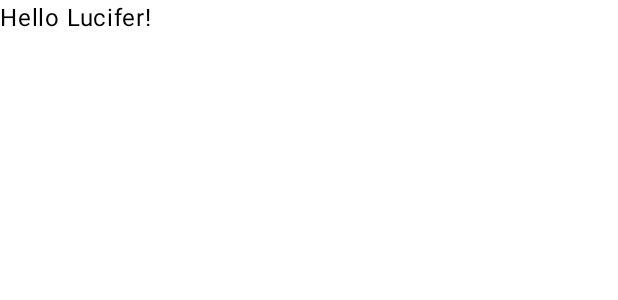
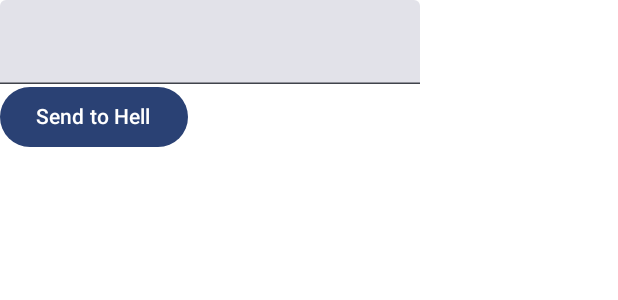
Before and after one commit to danilo-favoratti/lucifer, an Android app built with Jetpack Compose: the @Preview function GreetingPreview, on a phone screen of 412 x 824 dp. Shown: the top 300 px of the screen. Run offline under Robolectric (Android 15) with nearby library versions, the phone set to English and light mode, and no system bars.

Commit message:
First Layout

```diff
--- a/app/src/main/java/com/favoratti/lucifer/MainActivity.kt
+++ b/app/src/main/java/com/favoratti/lucifer/MainActivity.kt
@@ -3,16 +3,31 @@ package com.favoratti.lucifer
 import android.os.Bundle
 import androidx.activity.ComponentActivity
 import androidx.activity.compose.setContent
+import androidx.activity.viewModels
+import androidx.compose.foundation.layout.Column
 import androidx.compose.foundation.layout.fillMaxSize
+import androidx.compose.foundation.layout.fillMaxWidth
+import androidx.compose.foundation.layout.height
+import androidx.compose.foundation.layout.padding
+import androidx.compose.material3.Button
+import androidx.compose.material3.Card
+import androidx.compose.material3.CardDefaults
+import androidx.compose.material3.ExperimentalMaterial3Api
 import androidx.compose.material3.MaterialTheme
 import androidx.compose.material3.Surface
 import androidx.compose.material3.Text
+import androidx.compose.material3.TextField
 import androidx.compose.runtime.Composable
 import androidx.compose.ui.Modifier
+import androidx.compose.ui.graphics.Color
 import androidx.compose.ui.tooling.preview.Preview
+import androidx.compose.ui.unit.dp
 import com.favoratti.lucifer.ui.theme.LuciferTheme
+import com.favoratti.lucifer.viewmodel.LuciferViewModel
 
 class MainActivity : ComponentActivity() {
+
+    private val mLuciferViewModel: LuciferViewModel by viewModels()
     override fun onCreate(savedInstanceState: Bundle?) {
         super.onCreate(savedInstanceState)
         setContent {
@@ -22,7 +37,7 @@ class MainActivity : ComponentActivity() {
                     modifier = Modifier.fillMaxSize(),
                     color = MaterialTheme.colorScheme.background
                 ) {
-                    Greeting("Lucifer")
+                    AppSection(luciferViewModel = mLuciferViewModel)
                 }
             }
         }
@@ -30,17 +45,51 @@ class MainActivity : ComponentActivity() {
 }
 
 @Composable
-fun Greeting(name: String, modifier: Modifier = Modifier) {
-    Text(
-        text = "Hello $name!",
-        modifier = modifier
-    )
+fun AppSection(luciferViewModel: LuciferViewModel) {
+    Column {
+        QuestionSection(luciferViewModel = luciferViewModel)
+        AnswerSection(luciferViewModel = luciferViewModel)
+    }
+}
+
+@OptIn(ExperimentalMaterial3Api::class)
+@Composable
+fun QuestionSection(
+    luciferViewModel: LuciferViewModel
+) {
+    Column(
+        modifier = Modifier
+            .fillMaxWidth()
+            .height(100.dp)
+    ) {
+        TextField(
+            value = luciferViewModel.questionState.value,
+            onValueChange = luciferViewModel::onValueChanged
+        )
+        Button(onClick = luciferViewModel::onQuestionSent) {
+            Text(text = "Send to Hell")
+        }
+    }
+}
+
+@Composable
+fun AnswerSection(
+    luciferViewModel: LuciferViewModel
+) {
+    luciferViewModel.answersState.forEach {
+        Card {
+            Text(text = it.first, color = Color.Black)
+        }
+        Card {
+            Text(text = it.second, color = Color.Red)
+        }
+    }
 }
 
 @Preview(showBackground = true)
 @Composable
 fun GreetingPreview() {
     LuciferTheme {
-        Greeting("Lucifer")
+        AppSection(luciferViewModel = LuciferViewModel())
     }
 }
--- /dev/null
+++ b/app/src/main/java/com/favoratti/lucifer/viewmodel/LuciferViewModel.kt
@@ -0,0 +1,27 @@
+package com.favoratti.lucifer.viewmodel
+
+import androidx.compose.runtime.State
+import androidx.compose.runtime.mutableStateListOf
+import androidx.compose.runtime.mutableStateMapOf
+import androidx.compose.runtime.mutableStateOf
+import androidx.compose.runtime.snapshots.SnapshotStateList
+import androidx.compose.runtime.snapshots.SnapshotStateMap
+import androidx.lifecycle.ViewModel
+
+class LuciferViewModel: ViewModel() {
+
+    private val mQuestionState = mutableStateOf("")
+    val questionState: State<String> = mQuestionState
+
+    private val mAnswersState = mutableStateListOf<Pair<String, String>>()
+    val answersState: SnapshotStateList<Pair<String, String>> = mAnswersState
+
+    fun onValueChanged(value: String) {
+        mQuestionState.value = value
+    }
+
+    fun onQuestionSent() {
+        mAnswersState.add(Pair(mQuestionState.value, mQuestionState.value + "2"))
+        mQuestionState.value = ""
+    }
+}
```
